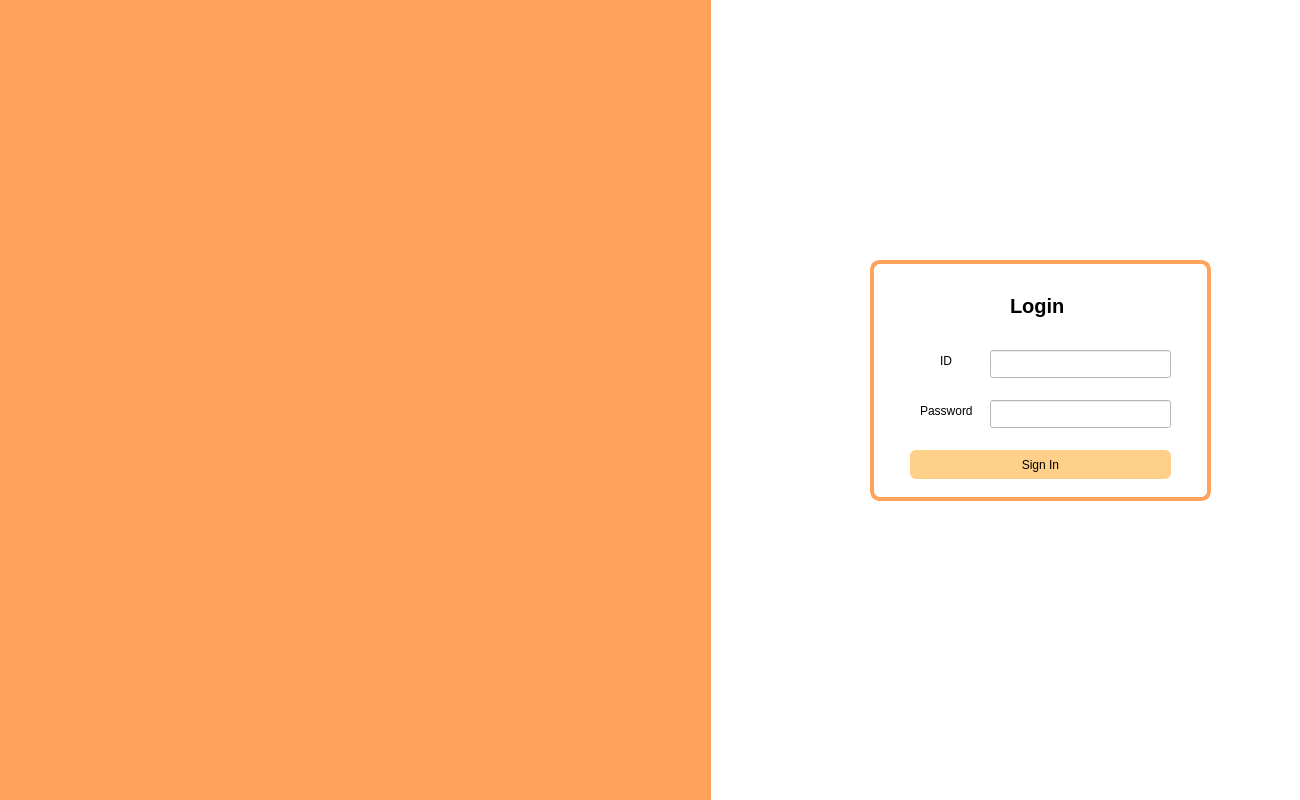
First picture: the form in client/dpgs-client/page1st.ui, repository yun-daniel/rpi4-dpgs, before the edit.
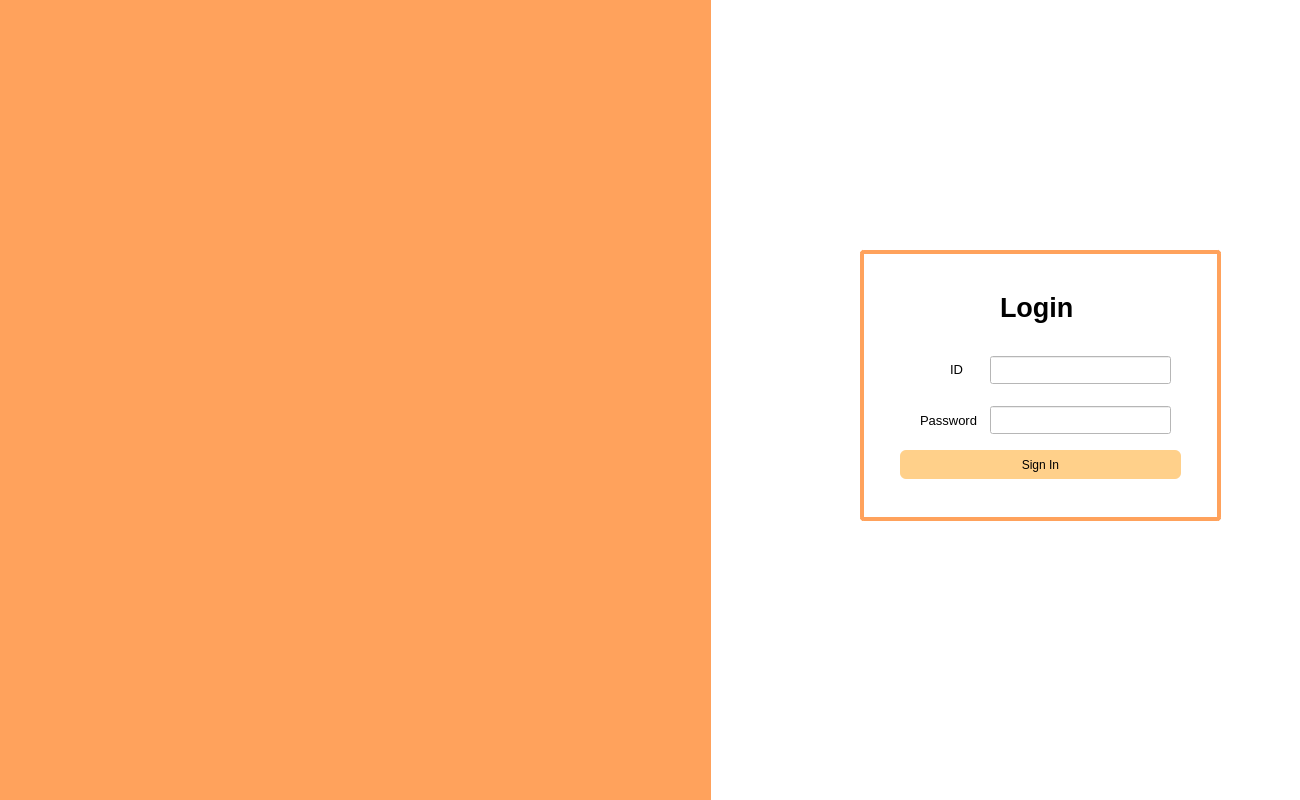
Second picture: the form after the edit. Icons and pictures are not drawn.

Diff of the .ui file:
```diff
--- a/client/dpgs-client/page1st.ui
+++ b/client/dpgs-client/page1st.ui
@@ -21,25 +21,19 @@
   <widget class="QGroupBox" name="groupBox">
    <property name="geometry">
     <rect>
-     <x>870</x>
-     <y>250</y>
-     <width>341</width>
-     <height>251</height>
+     <x>860</x>
+     <y>240</y>
+     <width>361</width>
+     <height>281</height>
     </rect>
    </property>
    <property name="styleSheet">
     <string notr="true">QGroupBox {
-    border: 4px solid #FFA25C;       /* 주황색 테두리 */
-    border-radius: 10px;             /* 모서리 둥글게 */
-    margin-top: 10px;                /* 타이틀과 내용 사이 간격 */
+	border: 4px solid #FFA25C;
+	border-radius: 4px;
+    margin-top: 10px;
 }
-
-QGroupBox::title {
-    subcontrol-origin: margin;
-    left: 10px;                      /* 타이틀 왼쪽 여백 */
-    padding: 0 3px;
-    background-color: transparent;  /* 타이틀 배경 투명 */
-}</string>
+</string>
    </property>
    <property name="title">
     <string/>
@@ -48,11 +42,16 @@
     <property name="geometry">
      <rect>
       <x>40</x>
-      <y>200</y>
-      <width>261</width>
+      <y>210</y>
+      <width>281</width>
       <height>29</height>
      </rect>
     </property>
+    <property name="font">
+     <font>
+      <pointsize>9</pointsize>
+     </font>
+    </property>
     <property name="styleSheet">
      <string notr="true">QPushButton {
     background-color : #FFD08A;
@@ -73,12 +72,17 @@
    <widget class="QLabel" name="label_pw">
     <property name="geometry">
      <rect>
-      <x>50</x>
-      <y>150</y>
-      <width>71</width>
+      <x>60</x>
+      <y>170</y>
+      <width>61</width>
       <height>21</height>
      </rect>
     </property>
+    <property name="font">
+     <font>
+      <pointsize>10</pointsize>
+     </font>
+    </property>
     <property name="text">
      <string>Password</string>
     </property>
@@ -86,8 +90,8 @@
    <widget class="QLineEdit" name="line_edit_id">
     <property name="geometry">
      <rect>
-      <x>120</x>
-      <y>100</y>
+      <x>130</x>
+      <y>116</y>
       <width>181</width>
       <height>28</height>
      </rect>
@@ -96,8 +100,8 @@
    <widget class="QLineEdit" name="line_edit_pw">
     <property name="geometry">
      <rect>
-      <x>120</x>
-      <y>150</y>
+      <x>130</x>
+      <y>166</y>
       <width>181</width>
       <height>28</height>
      </rect>
@@ -106,12 +110,17 @@
    <widget class="QLabel" name="label_id">
     <property name="geometry">
      <rect>
-      <x>70</x>
-      <y>100</y>
+      <x>90</x>
+      <y>119</y>
       <width>21</width>
       <height>21</height>
      </rect>
     </property>
+    <property name="font">
+     <font>
+      <pointsize>10</pointsize>
+     </font>
+    </property>
     <property name="text">
      <string>ID</string>
     </property>
@@ -120,14 +129,14 @@
     <property name="geometry">
      <rect>
       <x>140</x>
-      <y>40</y>
-      <width>71</width>
-      <height>31</height>
+      <y>42</y>
+      <width>111</width>
+      <height>51</height>
      </rect>
     </property>
     <property name="font">
      <font>
-      <pointsize>15</pointsize>
+      <pointsize>20</pointsize>
       <bold>true</bold>
      </font>
     </property>
```
